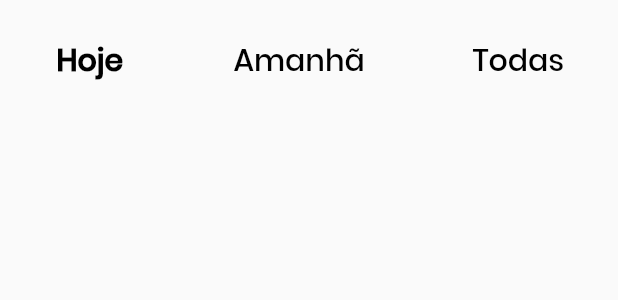
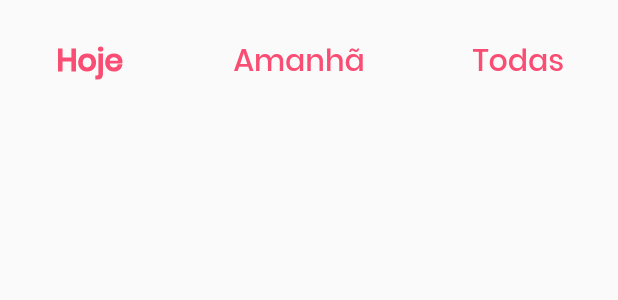
Before and after one commit to ViniEspinosaDev/mobile_development_MOBILE, a Flutter app: the Navbar widget shown alone on an empty page, opened directly, on a phone screen of 412 x 824 dp. Shown: the top 300 px of the screen. Run offline on Flutter 3.47's test engine with Material 2 defaults, Android fonts, the light colour scheme and no system bars; network calls fail.

Commit message:
Ajustando tela principal e cor dos comps

```diff
--- a/lib/main.dart
+++ b/lib/main.dart
@@ -2,7 +2,7 @@ import 'dart:io';
 
 import 'package:flutter/material.dart';
 import 'package:todomobile/themes/app.theme.dart';
-import 'package:todomobile/views/home.view.dart';
+import 'package:todomobile/views/login.view.dart';
 
 // Esta classe permite acesso ao LocalHost com certificados HTTPS inválidos
 class MyHttpOverrides extends HttpOverrides {
@@ -27,7 +27,7 @@ class MyApp extends StatelessWidget {
       debugShowCheckedModeBanner: false,
       title: 'TaskApp',
       theme: appTheme(),
-      home: HomeView(),
+      home: LoginView(),
     );
   }
 }
--- a/lib/widgets/navbar.widget.dart
+++ b/lib/widgets/navbar.widget.dart
@@ -16,7 +16,7 @@ class Navbar extends StatelessWidget {
               style: TextStyle(
                 fontSize: 20,
                 fontWeight: FontWeight.bold,
-                color: Colors.black,
+                color: Theme.of(context).primaryColor,
               ),
             ),
             onPressed: () {},
@@ -27,7 +27,7 @@ class Navbar extends StatelessWidget {
               style: TextStyle(
                 fontSize: 20,
                 fontWeight: FontWeight.w100,
-                color: Colors.black,
+                color: Theme.of(context).primaryColor,
               ),
             ),
             onPressed: () {},
@@ -38,7 +38,7 @@ class Navbar extends StatelessWidget {
               style: TextStyle(
                 fontSize: 20,
                 fontWeight: FontWeight.w100,
-                color: Colors.black,
+                color: Theme.of(context).primaryColor,
               ),
             ),
             onPressed: () {},
```
